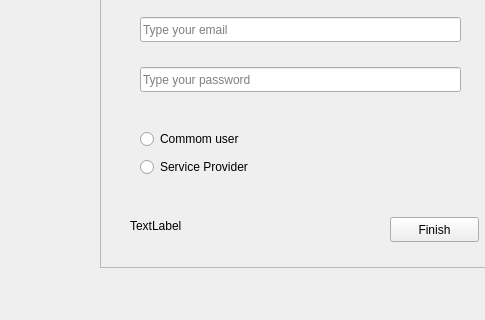
First picture: the form in src/ui/userregwindow.ui, repository gabrielhenrique-123/CotidianoConecta, before the edit; both pictures show x 0 to 485 and y 283 to 603 of the 639 by 603 pixel window.
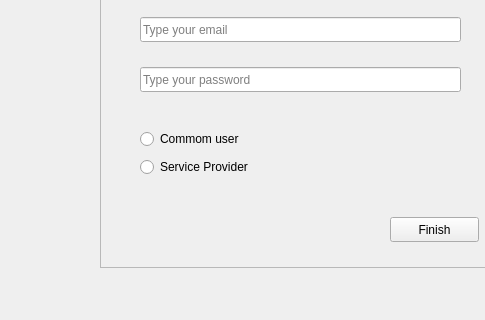
Second picture: the form after the edit.

```diff
--- a/src/ui/userregwindow.ui
+++ b/src/ui/userregwindow.ui
@@ -75,19 +75,6 @@
       <string>Finish</string>
      </property>
     </widget>
-    <widget class="QLabel" name="label">
-     <property name="geometry">
-      <rect>
-       <x>30</x>
-       <y>480</y>
-       <width>231</width>
-       <height>17</height>
-      </rect>
-     </property>
-     <property name="text">
-      <string>TextLabel</string>
-     </property>
-    </widget>
     <widget class="QLineEdit" name="cpfLine">
      <property name="geometry">
       <rect>
@@ -140,7 +127,7 @@
       <string>Type your password</string>
      </property>
     </widget>
-    <widget class="QWidget" name="">
+    <widget class="QWidget" name="layoutWidget">
      <property name="geometry">
       <rect>
        <x>40</x>
```
